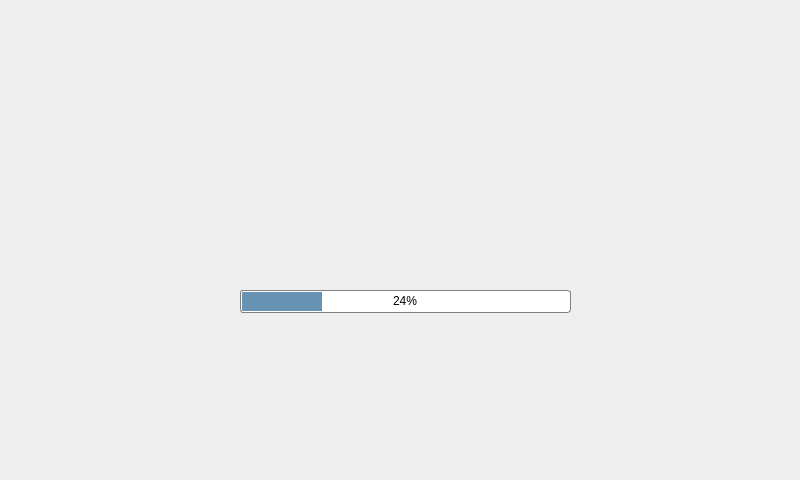
First picture: the form in main/ui/equipment_testing.ui, repository Blackrose/Tcutest_SerialSystem, before the edit.
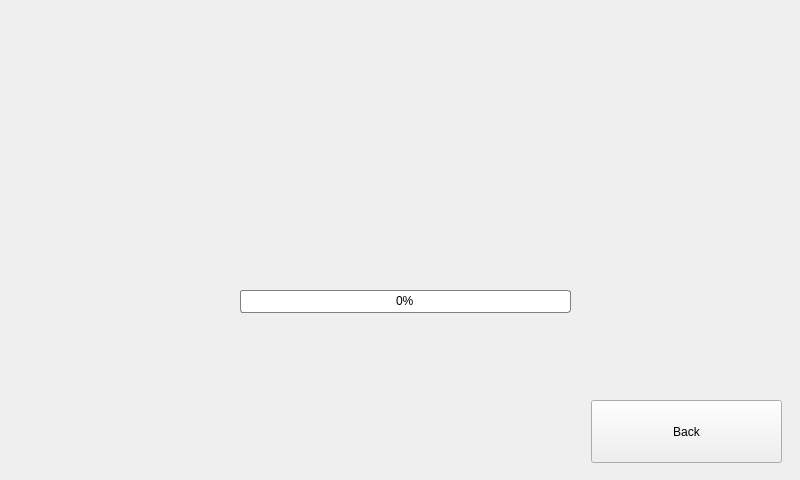
Second picture: the form after the edit. Icons and pictures are not drawn.

What changed in the file:
```diff
--- a/main/ui/equipment_testing.ui
+++ b/main/ui/equipment_testing.ui
@@ -82,7 +82,26 @@
 }</string>
    </property>
    <property name="value">
-    <number>24</number>
+    <number>0</number>
+   </property>
+  </widget>
+  <widget class="QPushButton" name="back_but">
+   <property name="geometry">
+    <rect>
+     <x>591</x>
+     <y>400</y>
+     <width>191</width>
+     <height>63</height>
+    </rect>
+   </property>
+   <property name="styleSheet">
+    <string notr="true">background-image:url()</string>
+   </property>
+   <property name="text">
+    <string>Back</string>
+   </property>
+   <property name="flat">
+    <bool>false</bool>
    </property>
   </widget>
  </widget>
```
